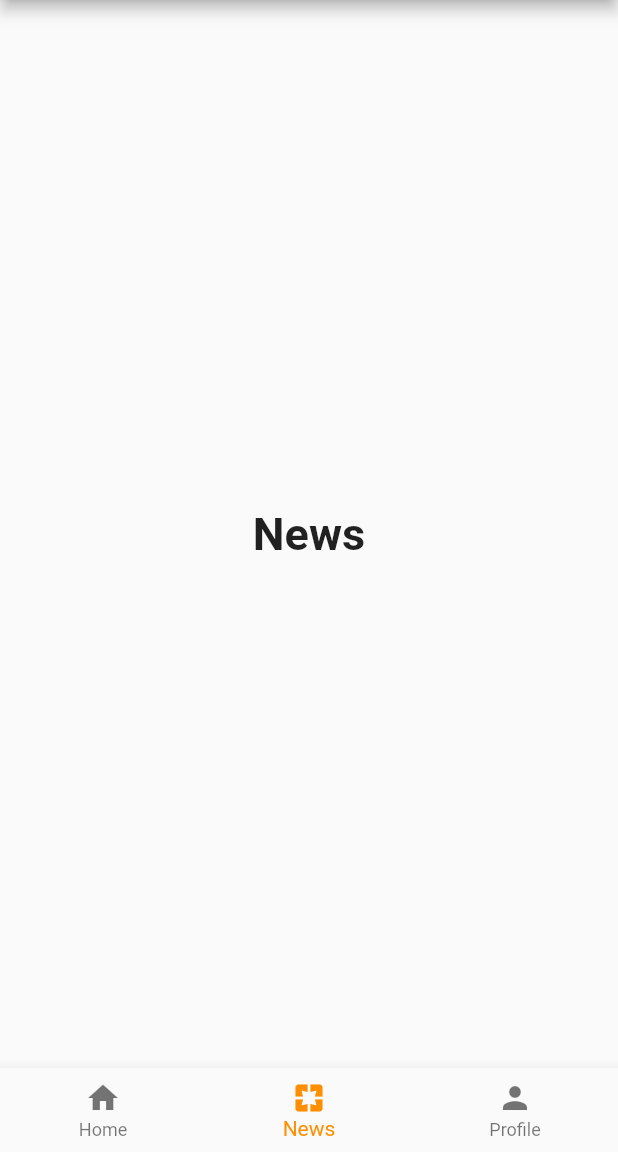
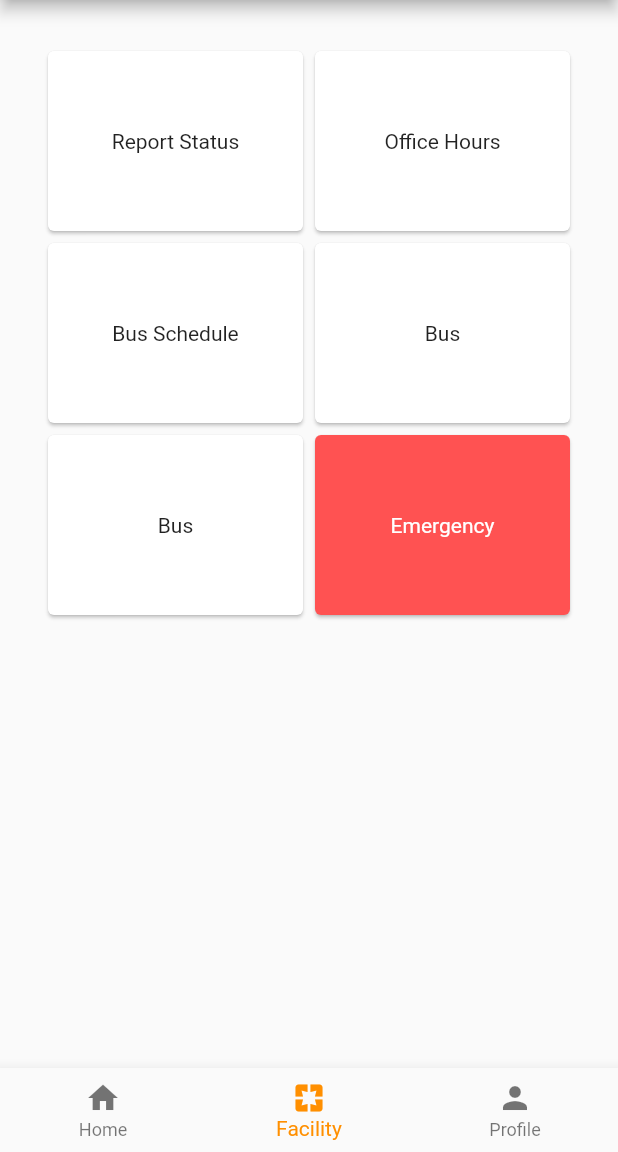
Before and after one commit to ahmdirfnz/Hostel-Management-System, a Flutter app: the HomeScreen screen opened by its route, item 2 of the bottom bar chosen, on a phone screen of 412 x 824 dp, the part 84-1236 px from its top. Run offline on Flutter 3.47's test engine with Material 2 defaults, Android fonts, the phone set to English and light mode, and no system bars; our stand-ins replace cloud_firestore, file_picker, firebase_auth, firebase_core, firebase_storage, modal_progress_hud and 2 more; missing offline and left inert: dart:html; accounts and stored records are empty.

Commit message:
Make profile page and facility page

```diff
--- /dev/null
+++ b/lib/admin.dart
@@ -0,0 +1,25 @@
+import 'dart:html';
+
+import 'package:flutter/cupertino.dart';
+import 'package:flutter/material.dart';
+
+class AdminPage extends StatefulWidget {
+  const AdminPage({Key? key}) : super(key: key);
+
+  @override
+  _AdminPageState createState() => _AdminPageState();
+}
+
+class _AdminPageState extends State<AdminPage> {
+  @override
+  Widget build(BuildContext context) {
+    return const MaterialApp(
+      title: 'Admin Page',
+      home: Scaffold(
+        body: Center(
+          child: Text('This is admin page'),
+        ),
+      ),
+    );
+  }
+}
--- /dev/null
+++ b/lib/facility_page.dart
@@ -0,0 +1,116 @@
+import 'package:flutter/cupertino.dart';
+import 'package:flutter/material.dart';
+
+class FacilitiesPage extends StatefulWidget {
+  const FacilitiesPage({Key? key}) : super(key: key);
+
+  @override
+  _FacilitiesPageState createState() => _FacilitiesPageState();
+}
+
+class _FacilitiesPageState extends State<FacilitiesPage> {
+  @override
+  Widget build(BuildContext context) {
+    return Column(
+      children: [
+        SizedBox(height: 30,),
+        Expanded(
+          child: SingleChildScrollView(
+            child: Column(
+              children: [
+                Row(
+                  mainAxisAlignment: MainAxisAlignment.center,
+                  children: [
+                    Card(
+                      child: InkWell(
+                        onTap: () {
+                          print("tapped");
+                        },
+                        child: SizedBox(
+                          child: Center(child: Text('Report Status')),
+                          width: 170.0,
+                          height: 120.0,
+                        ),
+                      ),
+                    ),
+                    Card(
+                      child: InkWell(
+                        onTap: () {
+                          print("tapped");
+                        },
+                        child: const SizedBox(
+                          child: Center(child: Text('Office Hours')),
+                          width: 170.0,
+                          height: 120.0,
+                        ),
+                      ),
+                    ),
+                  ],
+                ),
+                Row(
+                  mainAxisAlignment: MainAxisAlignment.center,
+                  children: [
+                    Card(
+                      child: InkWell(
+                        onTap: () {
+                          print("tapped");
+                        },
+                        child: const SizedBox(
+                          child: Center(child: Text('Bus Schedule')),
+                          width: 170.0,
+                          height: 120.0,
+                        ),
+                      ),
+                    ),
+                    Card(
+                      child: InkWell(
+                        onTap: () {
+                          print("tapped");
+                        },
+                        child: const SizedBox(
+                          child: Center(child: Text('Bus')),
+                          width: 170.0,
+                          height: 120.0,
+                        ),
+                      ),
+                    ),
+                  ],
+                ),
+                Row(
+                  mainAxisAlignment: MainAxisAlignment.center,
+                  children: [
+                    Card(
+                      child: InkWell(
+                        onTap: () {
+                          print("tapped");
+                        },
+                        child: const SizedBox(
+                          child: Center(child: Text('Bus')),
+                          width: 170.0,
+                          height: 120.0,
+                        ),
+                      ),
+                    ),
+                    Card(
+                      color: Colors.redAccent,
+                      child: InkWell(
+                        onTap: () {
+                          print("tapped");
+                        },
+                        child: const SizedBox(
+                          child: Center(child: Text('Emergency', style: TextStyle(color: Colors.white),)),
+                          width: 170.0,
+                          height: 120.0,
+                        ),
+                      ),
+                    ),
+                  ],
+                ),
+              ],
+            ),
+          ),
+        ),
+      ],
+    );
+  }
+}
--- a/lib/home_screen.dart
+++ b/lib/home_screen.dart
@@ -1,3 +1,5 @@
+import 'package:code/facility_page.dart';
+import 'package:code/profile_page.dart';
 import 'package:flutter/material.dart';
 import 'package:firebase_auth/firebase_auth.dart';
 
@@ -17,14 +19,8 @@ class _HomeScreenState extends State<HomeScreen> {
   static const TextStyle optionStyle = TextStyle(fontSize: 30, fontWeight: FontWeight.bold);
   static const List<Widget> _widgetOptions = <Widget> [
     HomePage(),
-    Text(
-      'News',
-      style: optionStyle,
-    ),
-    Text(
-      'Profile',
-      style: optionStyle,
-    ),
+    FacilitiesPage(),
+    ProfilePage(),
   ];
 
   void initState() {
@@ -109,7 +105,7 @@ class _HomeScreenState extends State<HomeScreen> {
           ),
           BottomNavigationBarItem(
             icon: Icon(Icons.pages),
-            label: 'News',
+            label: 'Facility',
           ),
           BottomNavigationBarItem(
             icon: Icon(Icons.person),
@@ -179,7 +175,8 @@ class _HomePageState extends State<HomePage> {
                   height: 130,
                   width: 260,
                   child: Center(child: Text(flavor)),
-                ),Container(
+                ),
+                Container(
                   decoration: BoxDecoration(
                     borderRadius: BorderRadius.circular(10),
                     color: Colors.blueAccent,
@@ -345,17 +342,3 @@ class _HomePageState extends State<HomePage> {
     );
   }
 }
-
-class ProfilePage extends StatefulWidget {
-  const ProfilePage({Key? key}) : super(key: key);
-
-  @override
-  _ProfilePageState createState() => _ProfilePageState();
-}
-
-class _ProfilePageState extends State<ProfilePage> {
-  @override
-  Widget build(BuildContext context) {
-    return Container();
-  }
-}
--- a/lib/login_screen.dart
+++ b/lib/login_screen.dart
@@ -1,5 +1,4 @@
 import 'package:firebase_auth/firebase_auth.dart';
-import 'package:flutter/services.dart';
 import 'package:modal_progress_hud/modal_progress_hud.dart';
 import 'package:flutter/material.dart';
 
--- a/lib/main.dart
+++ b/lib/main.dart
@@ -27,7 +27,9 @@ class MyApp extends StatefulWidget {
 class _MyAppState extends State<MyApp> {
   // This widget is the root of your application.
   late StreamSubscription<User?> user;
+  @override
   void initState() {
+    super.initState();
     user = FirebaseAuth.instance.authStateChanges().listen((user) {
       if (user == null) {
         print('User is currently is signed out!');
```
Also changed, not shown: lib/calendar.dart (+6 -7 lines), lib/profile_page.dart (added, +40 -0 lines), lib/registration.dart (+91 -32 lines), assets/images/register.png (deleted), assets/images/zorro.jpeg (added), pubspec.lock.
